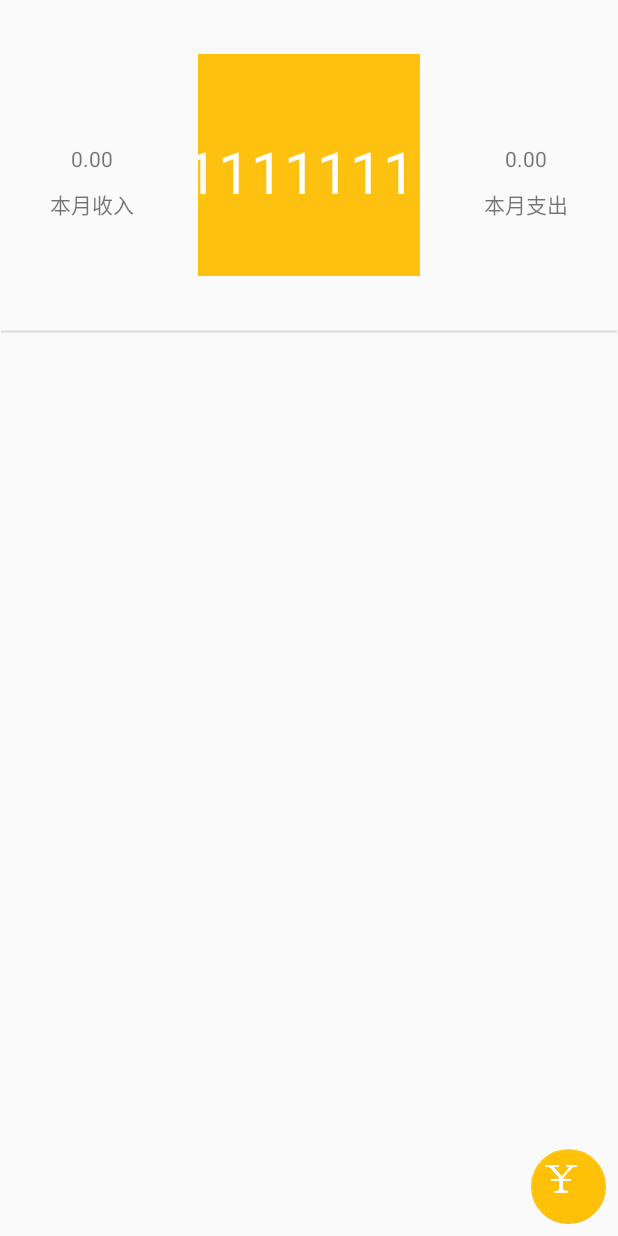
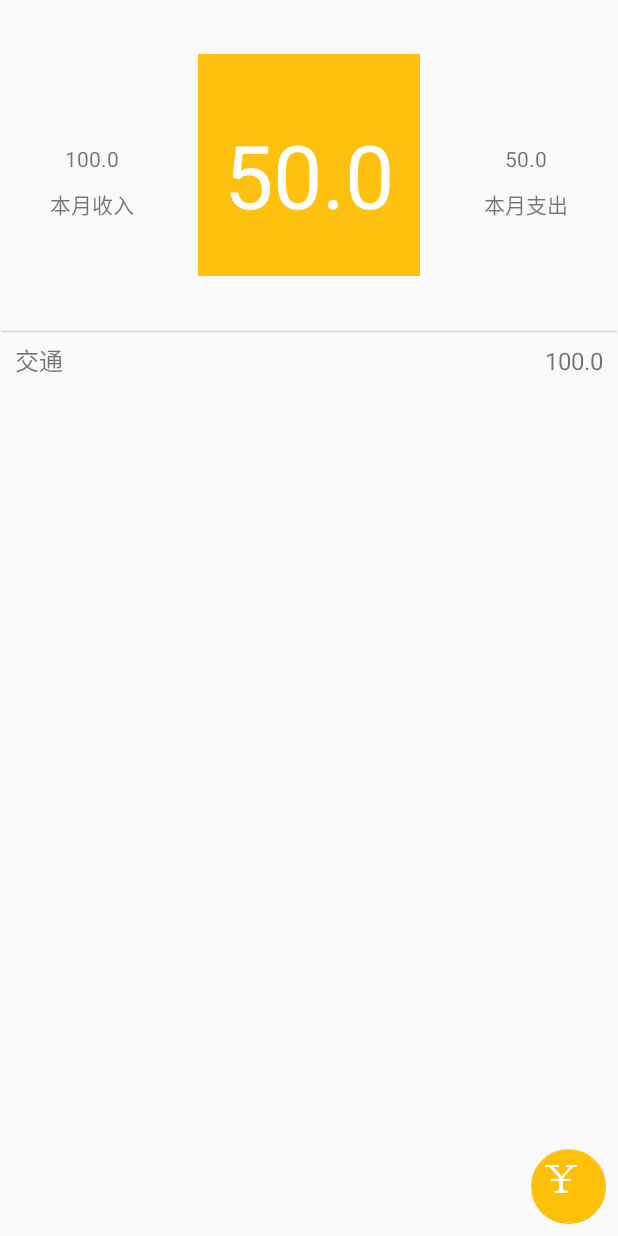
Before and after one commit to Andy-Home/MengZhu, an Android app: the screen it shows after launch (HomeActivity), on a phone screen of 412 x 824 dp. Run offline under Robolectric (Android 15) with nearby library versions, the phone set to English and light mode, and no system bars.

Commit message:
实现首页数据访问
首页通过Presenter获取到数据

```diff
--- /dev/null
+++ b/app/src/main/java/com/andy/mengzhu/model/BalanceOfPaymentsModel.java
@@ -0,0 +1,18 @@
+package com.andy.mengzhu.model;
+
+import com.andy.mengzhu.presenter.OnDataRequestListener;
+
+/**
+ * Created by Administrator on 2016/6/29 0029.
+ */
+public interface BalanceOfPaymentsModel {
+
+    /**
+     * 获取收支金额
+     *
+     * @param flag  月或者周的标志，取值为 SwitchAndy.SWITCH_MONTH 或者 SwitchAndy.SWITCH_WEEK
+     * @param listener
+     * @param requestCode
+     */
+    void getBalanceOfPayments(int flag, OnDataRequestListener listener, int requestCode);
+}
--- /dev/null
+++ b/app/src/main/java/com/andy/mengzhu/model/CategoryModel.java
@@ -0,0 +1,18 @@
+package com.andy.mengzhu.model;
+
+import com.andy.mengzhu.presenter.OnDataRequestListener;
+
+/**
+ * Created by Administrator on 2016/6/29 0029.
+ */
+public interface CategoryModel {
+
+    /**
+     * 获取类目详情
+     *
+     * @param flag  月或者周的标志，取值为 SwitchAndy.SWITCH_MONTH 或者 SwitchAndy.SWITCH_WEEK
+     * @param listener
+     * @param requestCode
+     */
+    void getCategory(int flag, OnDataRequestListener listener, int requestCode);
+}
--- /dev/null
+++ b/app/src/main/java/com/andy/mengzhu/model/entity/BalanceOfPayments.java
@@ -0,0 +1,46 @@
+package com.andy.mengzhu.model.entity;
+
+/**
+ * Created by Administrator on 2016/6/29 0029.
+ */
+public class BalanceOfPayments {
+
+    /**
+     * 收入值
+     */
+    private double income;
+
+    /**
+     * 支出值
+     */
+    private double pay;
+
+    /**
+     * 收入差值
+     */
+    private double balance;
+
+    public double getIncome() {
+        return income;
+    }
+
+    public void setIncome(double income) {
+        this.income = income;
+    }
+
+    public double getPay() {
+        return pay;
+    }
+
+    public void setPay(double pay) {
+        this.pay = pay;
+    }
+
+    public double getBalance() {
+        return balance;
+    }
+
+    public void setBalance(double balance) {
+        this.balance = balance;
+    }
+}
--- /dev/null
+++ b/app/src/main/java/com/andy/mengzhu/model/entity/Category.java
@@ -0,0 +1,33 @@
+package com.andy.mengzhu.model.entity;
+
+/**
+ * Created by Administrator on 2016/6/29 0029.
+ */
+public class Category {
+
+    /**
+     * 类目名
+     */
+    private String categoryName;
+
+    /**
+     * 该类目的金额
+     */
+    private double categoryNum = 0.00;
+
+    public String getCategoryName() {
+        return categoryName;
+    }
+
+    public void setCategoryName(String categoryName) {
+        this.categoryName = categoryName;
+    }
+
+    public double getCategoryNum() {
+        return categoryNum;
+    }
+
+    public void setCategoryNum(double categoryNum) {
+        this.categoryNum = categoryNum;
+    }
+}
--- /dev/null
+++ b/app/src/main/java/com/andy/mengzhu/model/impl/BalanceOfPaymentsModelImpl.java
@@ -0,0 +1,23 @@
+package com.andy.mengzhu.model.impl;
+
+import com.andy.mengzhu.model.BalanceOfPaymentsModel;
+import com.andy.mengzhu.model.entity.BalanceOfPayments;
+import com.andy.mengzhu.presenter.OnDataRequestListener;
+
+/**
+ * Created by Administrator on 2016/6/29 0029.
+ */
+public class BalanceOfPaymentsModelImpl implements BalanceOfPaymentsModel {
+    private BalanceOfPayments balanceOfPayments = new BalanceOfPayments();
+
+    public BalanceOfPaymentsModelImpl(){
+        balanceOfPayments.setIncome(100.00);
+        balanceOfPayments.setPay(50.00);
+        balanceOfPayments.setBalance(balanceOfPayments.getIncome() - balanceOfPayments.getPay());
+    }
+
+    @Override
+    public void getBalanceOfPayments(int flag, OnDataRequestListener listener, int requestCode) {
+        listener.onSuccess(balanceOfPayments,requestCode);
+    }
+}
--- /dev/null
+++ b/app/src/main/java/com/andy/mengzhu/model/impl/CategoryModelImpl.java
@@ -0,0 +1,38 @@
+package com.andy.mengzhu.model.impl;
+
+import com.andy.mengzhu.model.CategoryModel;
+import com.andy.mengzhu.model.entity.Category;
+import com.andy.mengzhu.presenter.OnDataRequestListener;
+
+import java.util.ArrayList;
+import java.util.List;
+
+/**
+ * Created by Administrator on 2016/6/29 0029.
+ */
+public class CategoryModelImpl implements CategoryModel {
+
+    private List<Category> categoryList = new ArrayList<>();
+
+    public CategoryModelImpl(){
+        Category category0 = new Category();
+        category0.setCategoryName("交通");
+        category0.setCategoryNum(100.00);
+        categoryList.add(category0);
+
+        Category category1 = new Category();
+        category1.setCategoryName("主餐");
+        category1.setCategoryNum(1000.00);
+        categoryList.add(category1);
+
+        Category category2 = new Category();
+        category2.setCategoryName("水果");
+        category2.setCategoryNum(500.00);
+        categoryList.add(category2);
+    }
+
+    @Override
+    public void getCategory(int flag, OnDataRequestListener listener, int requestCode) {
+        listener.onSuccess(categoryList,requestCode);
+    }
+}
--- /dev/null
+++ b/app/src/main/java/com/andy/mengzhu/presenter/HomePresenter.java
@@ -0,0 +1,23 @@
+package com.andy.mengzhu.presenter;
+
+/**
+ * Created by Administrator on 2016/6/29 0029.
+ */
+public interface HomePresenter {
+
+    /**
+     * 获取类目详情
+     *
+     * @param flag  月或者周的标志，取值为 SwitchAndy.SWITCH_MONTH 或者 SwitchAndy.SWITCH_WEEK
+     * @param requestCode    请求数据的标志
+     */
+    void getCategory(int flag, int requestCode);
+
+    /**
+     * 获取账务收支，包括账务收入与支出
+     *
+     * @param flag 月或者周的标志，取值为 SwitchAndy.SWITCH_MONTH 或者 SwitchAndy.SWITCH_WEEK
+     * @param requestCode    请求数据的标志
+     */
+    void getBalanceOfPayments(int flag, int requestCode);
+}
--- /dev/null
+++ b/app/src/main/java/com/andy/mengzhu/presenter/OnDataRequestListener.java
@@ -0,0 +1,24 @@
+package com.andy.mengzhu.presenter;
+
+/**
+ * 在Presenter层实现，给Model层回调，更改View层的状态，确保Model层不直接操作View层
+ *
+ * Created by Administrator on 2016/6/29 0029.
+ */
+public interface OnDataRequestListener {
+
+    /**
+     * 成功时回调
+     *
+     * @param object 成功时存入的值
+     * @param requestCode
+     */
+    void onSuccess(Object object, int requestCode);
+
+    /**
+     * 失败时的回调
+     *
+     * @param requestCode
+     */
+    void onError(int requestCode);
+}
--- /dev/null
+++ b/app/src/main/java/com/andy/mengzhu/presenter/impl/HomePresenterImpl.java
@@ -0,0 +1,46 @@
+package com.andy.mengzhu.presenter.impl;
+
+import com.andy.mengzhu.model.BalanceOfPaymentsModel;
+import com.andy.mengzhu.model.CategoryModel;
+import com.andy.mengzhu.model.entity.BalanceOfPayments;
+import com.andy.mengzhu.model.impl.BalanceOfPaymentsModelImpl;
+import com.andy.mengzhu.model.impl.CategoryModelImpl;
+import com.andy.mengzhu.presenter.HomePresenter;
+import com.andy.mengzhu.presenter.OnDataRequestListener;
+import com.andy.mengzhu.ui.view.InitializeView;
+
+/**
+ * Created by Administrator on 2016/6/29 0029.
+ */
+public class HomePresenterImpl implements HomePresenter, OnDataRequestListener {
+    private CategoryModel categoryModel;
+    private BalanceOfPaymentsModel balanceOfPaymentsModel;
+    private InitializeView view;
+
+
+    public HomePresenterImpl(InitializeView view){
+        categoryModel = new CategoryModelImpl();
+        balanceOfPaymentsModel = new BalanceOfPaymentsModelImpl();
+        this.view = view;
+    }
+
+    @Override
+    public void getCategory(int flag, int requestCode) {
+        categoryModel.getCategory(flag, this, requestCode);
+    }
+
+    @Override
+    public void getBalanceOfPayments(int flag, int requestCode) {
+        balanceOfPaymentsModel.getBalanceOfPayments(flag,this,requestCode);
+    }
+
+    @Override
+    public void onSuccess(Object object, int requestCode) {
+        view.setView(object,requestCode);
+    }
+
+    @Override
+    public void onError(int requestCode) {
+        view.showError(requestCode);
+    }
+}
--- a/app/src/main/java/com/andy/mengzhu/ui/Activity/HomeActivity.java
+++ b/app/src/main/java/com/andy/mengzhu/ui/Activity/HomeActivity.java
@@ -2,13 +2,25 @@ package com.andy.mengzhu.ui.Activity;
 
 import android.os.Bundle;
 import android.support.design.widget.FloatingActionButton;
+import android.support.v7.widget.LinearLayoutManager;
+import android.support.v7.widget.RecyclerView;
 import android.view.View;
+import android.widget.TextView;
 
 import com.andy.mengzhu.R;
+import com.andy.mengzhu.model.entity.BalanceOfPayments;
+import com.andy.mengzhu.model.entity.Category;
+import com.andy.mengzhu.presenter.HomePresenter;
+import com.andy.mengzhu.presenter.impl.HomePresenterImpl;
+import com.andy.mengzhu.ui.adapter.CategoryAdapter;
 import com.andy.mengzhu.ui.common.BaseActivity;
 import com.andy.mengzhu.ui.component.SwitchAndy;
+import com.andy.mengzhu.ui.view.InitializeView;
 
-public class HomeActivity extends BaseActivity implements View.OnClickListener{
+import java.util.ArrayList;
+import java.util.List;
+
+public class HomeActivity extends BaseActivity implements View.OnClickListener, InitializeView {
 
     /**
      * 添加新账务按钮
@@ -20,6 +32,52 @@ public class HomeActivity extends BaseActivity implements View.OnClickListener{
      */
     private SwitchAndy switchAndy;
 
+    /**
+     * 显示类目
+     */
+    private RecyclerView categoryView;
+
+    /**
+     * categoryView 的适配器
+     */
+    private CategoryAdapter mAdapter;
+
+    /**
+     * 显示收入金额
+     */
+    private TextView incomeNum;
+
+    /**
+     * 显示收入为本月还是本周
+     */
+    private TextView incomeText;
+
+    /**
+     * 显示支出金额
+     */
+    private TextView payNum;
+
+    /**
+     * 显示支出为本月还是本周
+     */
+    private TextView payText;
+
+    private HomePresenter homePresenter;
+    /**
+     * 请求类目详细数据的标志
+     */
+    private final static int REQUEST_CATEGORY = 1;
+
+    /**
+     * 请求收支数据的标志
+     */
+    private final static int REQUEST_BALANCEOFPAYMENTS = 2;
+
+    /**
+     * 类目显示的数据
+     */
+    private List<Category> datas = new ArrayList<>();
+
     @Override
     protected void onCreate(Bundle savedInstanceState) {
         super.onCreate(savedInstanceState);
@@ -27,12 +85,18 @@ public class HomeActivity extends BaseActivity implements View.OnClickListener{
 
         findView();
         setListener();
-
-
+        initializeView();
     }
 
     private void findView() {
         fab = (FloatingActionButton) findViewById(R.id.fab);
+        switchAndy = (SwitchAndy) findViewById(R.id.balance);
+        categoryView = (RecyclerView) findViewById(R.id.list_category);
+
+        incomeNum = (TextView) findViewById(R.id.income_num);
+        incomeText = (TextView) findViewById(R.id.income_text);
+        payNum = (TextView) findViewById(R.id.pay_num);
+        payText = (TextView) findViewById(R.id.pay_text);
     }
 
     private void setListener() {
@@ -40,12 +104,62 @@ public class HomeActivity extends BaseActivity implements View.OnClickListener{
         switchAndy.setOnClickListener(this);
     }
 
+    private void initializeView() {
+        RecyclerView.LayoutManager mLayoutManager = new LinearLayoutManager(this);
+        categoryView.setLayoutManager(mLayoutManager);
+        categoryView.addItemDecoration(new RecyclerView.ItemDecoration() {
+        });
+        //如果可以确定每个item的高度是固定的，设置这个选项可以提高性能
+        categoryView.setHasFixedSize(true);
+        //创建并设置Adapter
+        mAdapter = new CategoryAdapter(datas);
+        categoryView.setAdapter(mAdapter);
+
+        homePresenter = new HomePresenterImpl(this);
+        homePresenter.getCategory(SwitchAndy.SWITCH_MONTH, REQUEST_CATEGORY);
+        homePresenter.getBalanceOfPayments(SwitchAndy.SWITCH_MONTH, REQUEST_BALANCEOFPAYMENTS);
+    }
     @Override
     public void onClick(View v) {
-        switch (v.getId()){
+        switch (v.getId()) {
             case R.id.fab:
+
+                break;
+
+            case R.id.balance:
 
                 break;
         }
     }
+
+    @Override
+    public void showError(int requestCode) {
+
+    }
+
+    @Override
+    public void setView(Object object, int requestCode) {
+        switch (requestCode){
+            case REQUEST_CATEGORY:
+                datas.clear();
+                datas.addAll((List<Category>) object);
+                mAdapter.notifyDataSetChanged();
+                break;
+            case REQUEST_BALANCEOFPAYMENTS:
+                BalanceOfPayments balanceOfPayments = (BalanceOfPayments) object;
+                incomeNum.setText(balanceOfPayments.getIncome()+"");
+                payNum.setText(balanceOfPayments.getPay()+"");
+
+                if(switchAndy.getFlag() == SwitchAndy.SWITCH_MONTH){
+                    incomeText.setText(R.string.current_month_income);
+                    payText.setText(R.string.current_month_pay);
+                    switchAndy.setDisplayMonthNum(balanceOfPayments.getBalance());
+                }else{
+                    incomeText.setText(R.string.current_week_income);
+                    payText.setText(R.string.current_week_pay);
+                    switchAndy.setDisplayWeekNum(balanceOfPayments.getBalance());
+                }
+                break;
+        }
+    }
 }
--- /dev/null
+++ b/app/src/main/java/com/andy/mengzhu/ui/adapter/CategoryAdapter.java
@@ -0,0 +1,58 @@
+package com.andy.mengzhu.ui.adapter;
+
+import android.support.v7.widget.RecyclerView;
+import android.view.LayoutInflater;
+import android.view.View;
+import android.view.ViewGroup;
+import android.widget.TextView;
+
+import com.andy.mengzhu.R;
+import com.andy.mengzhu.model.entity.Category;
+
+import java.util.ArrayList;
+import java.util.List;
+
+/**
+ * Created by Administrator on 2016/6/29 0029.
+ */
+public class CategoryAdapter extends RecyclerView.Adapter<CategoryAdapter.ViewHolder> {
+
+    /**
+     * Category 类型的数据，用来在 ListView 中显示
+     */
+    private List<Category> datas = new ArrayList<>();
+
+    public CategoryAdapter(List<Category> datas) {
+        this.datas = datas;
+    }
+
+    @Override
+    public ViewHolder onCreateViewHolder(ViewGroup parent, int viewType) {
+        View view = LayoutInflater.from(parent.getContext()).inflate(R.layout.item_home_category, parent, false);
+        ViewHolder vh = new ViewHolder(view);
+        return vh;
+    }
+
+    @Override
+    public void onBindViewHolder(ViewHolder holder, int position) {
+        holder.categoryName.setText(datas.get(position).getCategoryName());
+        holder.categoryPay.setText("" + datas.get(position).getCategoryNum());
+    }
+
+    @Override
+    public int getItemCount() {
+        return datas.isEmpty() ? 0 : datas.size();
+    }
+
+
+    protected static class ViewHolder extends RecyclerView.ViewHolder {
+        public TextView categoryName;
+        public TextView categoryPay;
+
+        public ViewHolder(View itemView) {
+            super(itemView);
+            categoryName = (TextView) itemView.findViewById(R.id.category_name);
+            categoryPay = (TextView) itemView.findViewById(R.id.category_pay);
+        }
+    }
+}
--- a/app/src/main/java/com/andy/mengzhu/ui/component/SwitchAndy.java
+++ b/app/src/main/java/com/andy/mengzhu/ui/component/SwitchAndy.java
@@ -22,12 +22,12 @@ public class SwitchAndy extends View {
     /**
      * 选择月时的状态值
      */
-    private static final int SWITCH_MONTH = 0;
+    public static final int SWITCH_MONTH = 0;
 
     /**
      * 选择周时的状态值
      */
-    private static final int SWITCH_WEEK = 1;
+    public static final int SWITCH_WEEK = 1;
 
     /**
      * 当前的收支为正时的背景色
@@ -52,12 +52,12 @@ public class SwitchAndy extends View {
     /**
      * 本月的收支的大小
      */
-    private double displayMonthNum = 111111110.00;
+    private double displayMonthNum = 0.00;
 
     /**
      * 本周的收支的大小
      */
-    private double displayWeekNum = 11111110.00;
+    private double displayWeekNum = 0.00;
 
     /**
      * 显示的文字的大小
@@ -122,15 +122,6 @@ public class SwitchAndy extends View {
     }
 
 
-    /*@Override
-    public void onClick(View v) {
-        if(flag == SWITCH_WEEK){
-            flag = SWITCH_MONTH;
-        }else {
-            flag = SWITCH_WEEK;
-        }
-        invalidate();
-    }*/
 
     @Override
     public boolean onTouchEvent(MotionEvent event) {
@@ -163,7 +154,11 @@ public class SwitchAndy extends View {
         this.displayWeekNum = displayWeekNum;
     }
 
-    public void setOnClickListener(OnClickListener onClickListener){
-        setOnClickListener(onClickListener);
+    public int getFlag() {
+        return flag;
+    }
+
+    public void setFlag(int flag) {
+        this.flag = flag;
     }
 }
--- /dev/null
+++ b/app/src/main/java/com/andy/mengzhu/ui/view/CategoryItemDecoration.java
@@ -0,0 +1,45 @@
+package com.andy.mengzhu.ui.view;
+
+import android.graphics.Canvas;
+import android.graphics.Color;
+import android.graphics.Paint;
+import android.graphics.Rect;
+import android.support.v7.widget.RecyclerView;
+import android.view.View;
+
+/**
+ * Created by Administrator on 2016/6/29 0029.
+ */
+public class CategoryItemDecoration extends RecyclerView.ItemDecoration {
+
+    private Paint paint;
+    /**
+     * 分割线的高度，RecycleView 为横向列表，所以取分割线的高度
+     */
+    private int mItemHeight = 1;
+
+    /**
+     *  分割线的颜色
+     */
+    private int mItemColor = Color.rgb(220, 220, 220);
+
+    public CategoryItemDecoration() {
+        paint = new Paint();
+        paint.setColor(mItemColor);
+    }
+
+    @Override
+    public void onDraw(Canvas c, RecyclerView parent, RecyclerView.State state) {
+
+    }
+
+    @Override
+    public void onDrawOver(Canvas c, RecyclerView parent, RecyclerView.State state) {
+        super.onDrawOver(c, parent, state);
+    }
+
+    @Override
+    public void getItemOffsets(Rect outRect, View view, RecyclerView parent, RecyclerView.State state) {
+        super.getItemOffsets(outRect, view, parent, state);
+    }
+}
--- /dev/null
+++ b/app/src/main/java/com/andy/mengzhu/ui/view/InitializeView.java
@@ -0,0 +1,21 @@
+package com.andy.mengzhu.ui.view;
+
+/**
+ * Created by Administrator on 2016/6/29 0029.
+ */
+public interface InitializeView {
+
+    /**
+     * 当请求数据错误时调用
+     * @param requestCode  数据请求的标志，用于后面区分多个请求
+     */
+    void showError(int requestCode);
+
+    /**
+     * 当请求数据成功后设置 View
+     *
+     * @param object 反馈的数据
+     * @param requestCode 数据请求的标志，用于后面区分多个请求
+     */
+    void setView(Object object, int requestCode);
+}
--- a/app/src/main/res/layout/content_home.xml
+++ b/app/src/main/res/layout/content_home.xml
@@ -69,11 +69,17 @@
 
     <!-- 分隔线 -->
     <ImageView
+        android:id="@+id/line"
         android:layout_width="match_parent"
         android:layout_height="2dp"
         android:layout_below="@id/balance"
         android:layout_marginTop="36dp"
         android:src="@drawable/line_gray" />
 
-
+    <!-- 类目列表 -->
+    <android.support.v7.widget.RecyclerView
+        android:id="@+id/list_category"
+        android:layout_below="@id/line"
+        android:layout_width="match_parent"
+        android:layout_height="match_parent"/>
 </RelativeLayout>
--- /dev/null
+++ b/app/src/main/res/layout/item_home_category.xml
@@ -0,0 +1,26 @@
+<?xml version="1.0" encoding="utf-8"?>
+<LinearLayout xmlns:android="http://schemas.android.com/apk/res/android"
+    android:layout_width="match_parent"
+    android:layout_height="match_parent"
+    android:orientation="horizontal">
+
+    <TextView
+        android:id="@+id/category_name"
+        android:gravity="center_vertical|left"
+        android:layout_width="0dp"
+        android:layout_height="36dp"
+        android:textSize="16dp"
+        android:layout_weight="1"
+        android:layout_marginLeft="10dp"
+        android:text="类目"/>
+
+    <TextView
+        android:id="@+id/category_pay"
+        android:layout_width="0dp"
+        android:gravity="center_vertical|right"
+        android:layout_marginRight="10dp"
+        android:layout_height="36dp"
+        android:textSize="16dp"
+        android:layout_weight="1"
+        android:text="0.00"/>
+</LinearLayout>
--- a/build.gradle
+++ b/build.gradle
@@ -5,7 +5,7 @@ buildscript {
         jcenter()
     }
     dependencies {
-        classpath 'com.android.tools.build:gradle:2.1.0'
+        classpath 'com.android.tools.build:gradle:2.1.2'
 
         // NOTE: Do not place your application dependencies here; they belong
         // in the individual module build.gradle files
```
